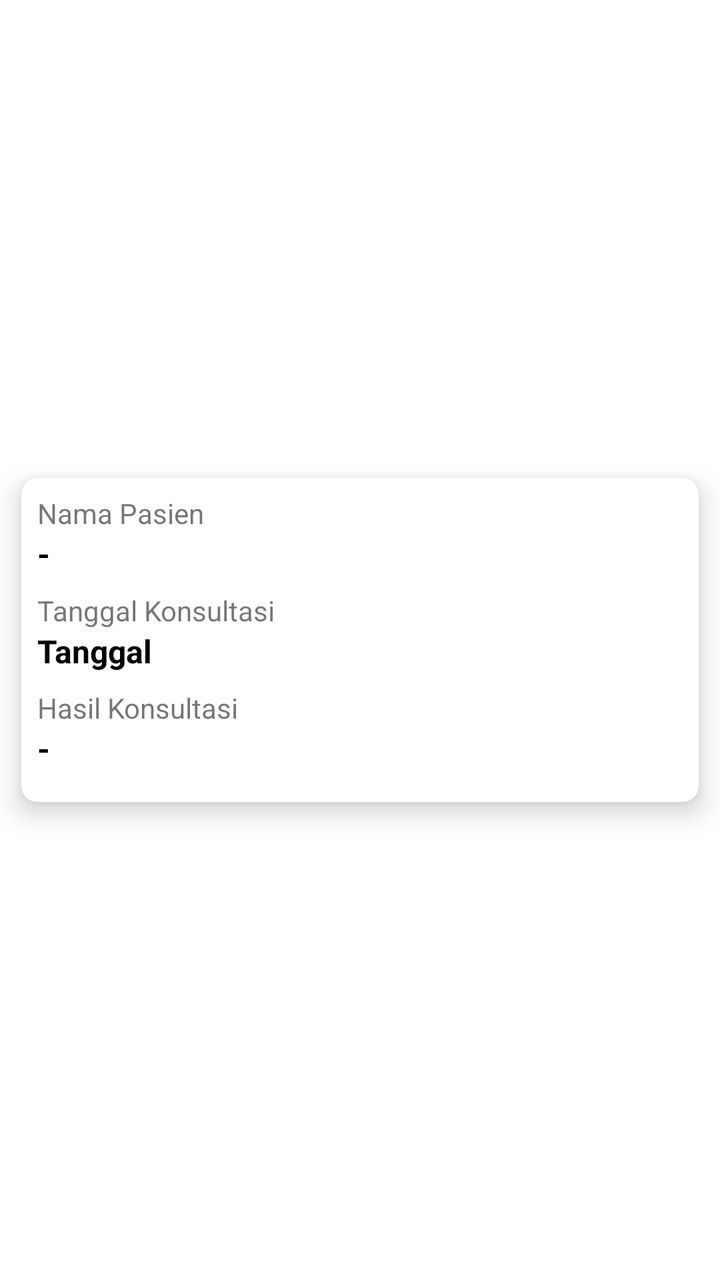
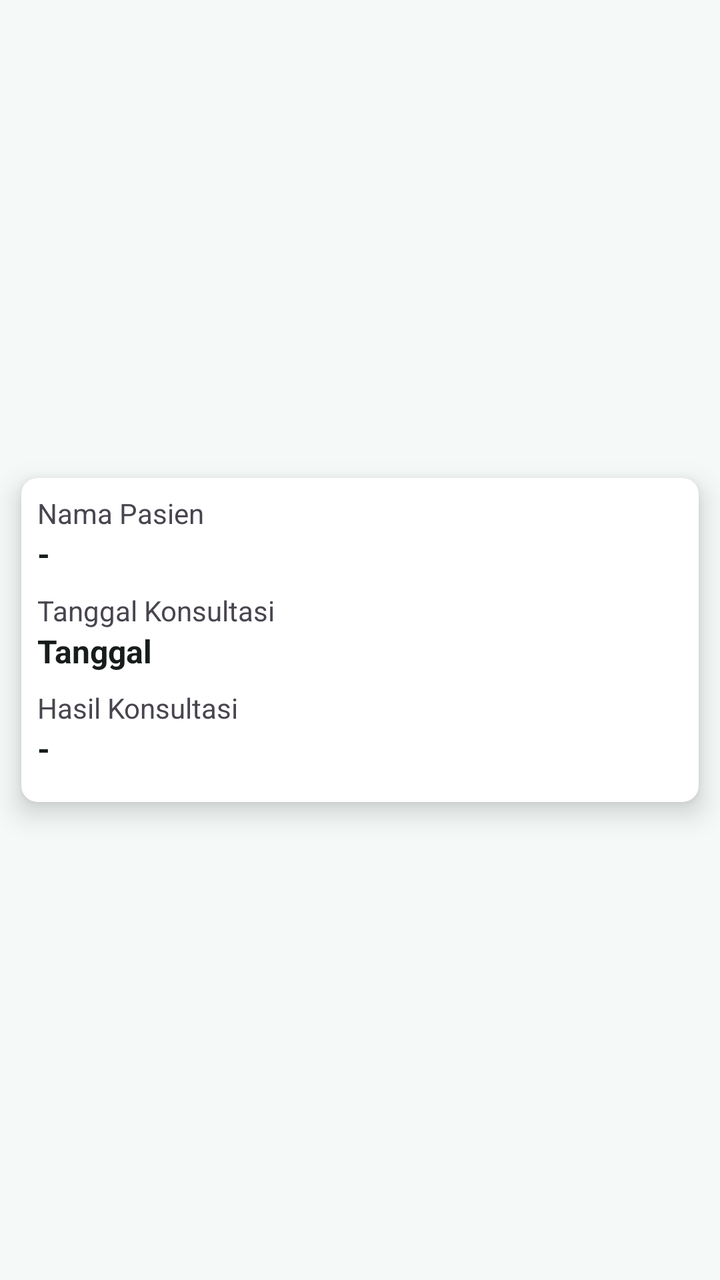

The first picture is an Android layout as it rendered before a commit; the second is the same layout after the commit. The layout source and the unified diff follow.
<!-- AndroidManifest.xml: application theme Theme.Ladokgi -->
<!-- res/layout/konsultasi_dokter_list_item.xml -->
<?xml version="1.0" encoding="utf-8"?>

<androidx.constraintlayout.widget.ConstraintLayout xmlns:android="http://schemas.android.com/apk/res/android"
    android:layout_width="match_parent"
    android:layout_height="wrap_content"
    xmlns:app="http://schemas.android.com/apk/res-auto">

    <androidx.cardview.widget.CardView
        android:id="@+id/cv_row"
        android:layout_width="match_parent"
        android:layout_height="wrap_content"
        app:cardCornerRadius="8dp"
        app:cardUseCompatPadding="true"
        android:clickable="true"
        android:foreground="?android:attr/selectableItemBackground"
        app:layout_constraintTop_toTopOf="parent"
        app:layout_constraintBottom_toBottomOf="parent"
        app:layout_constraintStart_toStartOf="parent"
        app:layout_constraintEnd_toEndOf="parent"
        app:cardElevation="8dp">

        <LinearLayout
            android:orientation="vertical"
            android:layout_width="match_parent"
            android:layout_height="wrap_content"
            android:padding="8dp">

            <TextView
                android:layout_width="match_parent"
                android:layout_height="wrap_content"
                android:text="Nama Pasien"/>

            <TextView
                android:id="@+id/tv_nama"
                android:layout_width="match_parent"
                android:layout_height="wrap_content"
                android:textSize="16sp"
                android:textStyle="bold"
                android:textColor="@color/black"
                android:layout_marginBottom="8dp"
                android:text="-"/>

            <TextView
                android:layout_width="match_parent"
                android:layout_height="wrap_content"
                android:text="Tanggal Konsultasi"/>

            <TextView
                android:id="@+id/tv_tanggal"
                android:layout_width="match_parent"
                android:layout_height="wrap_content"
                android:textSize="16sp"
                android:textStyle="bold"
                android:textColor="@color/black"
                android:layout_marginBottom="8dp"
                android:text="Tanggal"/>

            <TextView
                android:layout_width="match_parent"
                android:layout_height="wrap_content"
                android:text="Hasil Konsultasi"/>

            <TextView
                android:id="@+id/tv_hasil"
                android:layout_width="match_parent"
                android:layout_height="wrap_content"
                android:textSize="16sp"
                android:textStyle="bold"
                android:textColor="@color/black"
                android:layout_marginBottom="8dp"
                android:text="-"/>

        </LinearLayout>
    </androidx.cardview.widget.CardView>

</androidx.constraintlayout.widget.ConstraintLayout>
<!-- resources referenced by this layout -->
<resources>
  <color name="black">#FF000000</color>
  <style name="Theme.Ladokgi" parent="Theme.MaterialComponents.DayNight.NoActionBar">
          
          <item name="colorPrimary">@color/purple_700</item>
          <item name="colorPrimaryVariant">@color/purple_500</item>
          <item name="colorOnPrimary">@color/white</item>
          
          <item name="colorSecondary">@color/purple_500</item>
          <item name="colorSecondaryVariant">@color/purple_700</item>
          <item name="colorOnSecondary">@color/black</item>
          
          <item name="android:statusBarColor" tools:targetApi="l">?attr/colorPrimaryVariant</item>
          
  
          <item name="actionOverflowButtonStyle">@style/MyOverflowButtonStyle</item>
      </style>
  <color name="purple_700">#0a11ee</color>
  <color name="purple_500">#009ed6</color>
  <color name="white">#FFFFFFFF</color>
  <style name="MyOverflowButtonStyle" parent="Widget.AppCompat.ActionButton.Overflow">
          <item name="android:tint">#FFFFFF</item>
      </style>
</resources>

<!-- the commit's change to res/layout/konsultasi_dokter_list_item.xml (unified diff, before → after) -->
@@ -1,5 +1,4 @@
 <?xml version="1.0" encoding="utf-8"?>
-
 <androidx.constraintlayout.widget.ConstraintLayout xmlns:android="http://schemas.android.com/apk/res/android"
     android:layout_width="match_parent"
     android:layout_height="wrap_content"
@@ -36,7 +35,7 @@
                 android:layout_height="wrap_content"
                 android:textSize="16sp"
                 android:textStyle="bold"
-                android:textColor="@color/black"
+                android:textColor="?attr/colorOnSurface"
                 android:layout_marginBottom="8dp"
                 android:text="-"/>
 
@@ -51,7 +50,7 @@
                 android:layout_height="wrap_content"
                 android:textSize="16sp"
                 android:textStyle="bold"
-                android:textColor="@color/black"
+                android:textColor="?attr/colorOnSurface"
                 android:layout_marginBottom="8dp"
                 android:text="Tanggal"/>
 
@@ -66,7 +65,7 @@
                 android:layout_height="wrap_content"
                 android:textSize="16sp"
                 android:textStyle="bold"
-                android:textColor="@color/black"
+                android:textColor="?attr/colorOnSurface"
                 android:layout_marginBottom="8dp"
                 android:text="-"/>
 
<!-- resource entries referenced after the edit -->
@@ -1,26 +1,96 @@
 <!-- resources referenced by this layout -->
 <resources>
-  <color name="black">#FF000000</color>
-  <style name="Theme.Ladokgi" parent="Theme.MaterialComponents.DayNight.NoActionBar">
+  <style name="Theme.Ladokgi" parent="Theme.Material3.DayNight.NoActionBar">
+          <item name="colorPrimary">@color/m3_primary</item>
+          <item name="colorOnPrimary">@color/m3_on_primary</item>
+          <item name="colorPrimaryContainer">@color/m3_primary_container</item>
+          <item name="colorOnPrimaryContainer">@color/m3_on_primary_container</item>
+  
+          <item name="colorSecondary">@color/m3_secondary</item>
+          <item name="colorOnSecondary">@color/m3_on_secondary</item>
+          <item name="colorSecondaryContainer">@color/m3_secondary_container</item>
+          <item name="colorOnSecondaryContainer">@color/m3_on_secondary_container</item>
+  
+          <item name="colorTertiary">@color/m3_tertiary</item>
+          <item name="colorOnTertiary">@color/m3_on_tertiary</item>
+  
+          <item name="colorError">@color/m3_error</item>
+          <item name="colorOnError">@color/m3_on_error</item>
+  
+          <item name="android:colorBackground">@color/m3_background</item>
+          <item name="colorOnBackground">@color/m3_on_background</item>
+          <item name="colorSurface">@color/m3_surface</item>
+          <item name="colorOnSurface">@color/m3_on_surface</item>
+          <item name="colorSurfaceVariant">@color/m3_surface_variant</item>
+          <item name="colorOnSurfaceVariant">@color/m3_on_surface_variant</item>
+          <item name="colorOutline">@color/m3_outline</item>
+          <item name="colorSurfaceContainer">@color/m3_surface_container</item>
+          <item name="colorSurfaceContainerHigh">@color/m3_surface_container_high</item>
+  
           
-          <item name="colorPrimary">@color/purple_700</item>
-          <item name="colorPrimaryVariant">@color/purple_500</item>
-          <item name="colorOnPrimary">@color/white</item>
-          
-          <item name="colorSecondary">@color/purple_500</item>
-          <item name="colorSecondaryVariant">@color/purple_700</item>
-          <item name="colorOnSecondary">@color/black</item>
-          
-          <item name="android:statusBarColor" tools:targetApi="l">?attr/colorPrimaryVariant</item>
-          
+          <item name="textInputStyle">@style/Widget.Ladokgi.TextInputLayout</item>
+          <item name="materialButtonStyle">@style/Widget.Ladokgi.Button</item>
+          <item name="materialButtonOutlinedStyle">@style/Widget.Ladokgi.Button.Outlined</item>
+          <item name="borderlessButtonStyle">@style/Widget.Ladokgi.Button.Text</item>
   
+          <item name="materialAlertDialogTheme">@style/ThemeOverlay.Ladokgi.AlertDialog</item>
           <item name="actionOverflowButtonStyle">@style/MyOverflowButtonStyle</item>
       </style>
-  <color name="purple_700">#0a11ee</color>
-  <color name="purple_500">#009ed6</color>
-  <color name="white">#FFFFFFFF</color>
+  <color name="m3_primary">#199A8E</color>
+  <color name="m3_on_primary">#FFFFFF</color>
+  <color name="m3_primary_container">#9DF2E4</color>
+  <color name="m3_on_primary_container">#00201C</color>
+  <color name="m3_secondary">#4B635F</color>
+  <color name="m3_on_secondary">#FFFFFF</color>
+  <color name="m3_secondary_container">#CDE8E3</color>
+  <color name="m3_on_secondary_container">#07201C</color>
+  <color name="m3_tertiary">#46617A</color>
+  <color name="m3_on_tertiary">#FFFFFF</color>
+  <color name="m3_error">#BA1A1A</color>
+  <color name="m3_on_error">#FFFFFF</color>
+  <color name="m3_background">#F5FAF8</color>
+  <color name="m3_on_background">#171D1B</color>
+  <color name="m3_surface">#F5FAF8</color>
+  <color name="m3_on_surface">#171D1B</color>
+  <color name="m3_surface_variant">#DAE5E2</color>
+  <color name="m3_on_surface_variant">#404846</color>
+  <color name="m3_outline">#707976</color>
+  <color name="m3_surface_container">#EFF5F3</color>
+  <color name="m3_surface_container_high">#E9EFED</color>
+  <style name="Widget.Ladokgi.TextInputLayout" parent="Widget.Material3.TextInputLayout.OutlinedBox">
+          <item name="boxStrokeColor">?attr/colorPrimary</item>
+          <item name="hintTextColor">?attr/colorPrimary</item>
+      </style>
+  <style name="Widget.Ladokgi.Button" parent="Widget.Material3.Button">
+          <item name="shapeAppearanceOverlay">@style/ShapeAppearance.Ladokgi.Pill</item>
+          <item name="android:textSize">15sp</item>
+          <item name="android:paddingTop">14dp</item>
+          <item name="android:paddingBottom">14dp</item>
+          <item name="iconPadding">8dp</item>
+      </style>
+  <style name="Widget.Ladokgi.Button.Outlined" parent="Widget.Material3.Button.OutlinedButton">
+          <item name="shapeAppearanceOverlay">@style/ShapeAppearance.Ladokgi.Pill</item>
+          <item name="android:textSize">15sp</item>
+          <item name="android:paddingTop">14dp</item>
+          <item name="android:paddingBottom">14dp</item>
+          <item name="strokeColor">?attr/colorPrimary</item>
+          <item name="android:textColor">?attr/colorPrimary</item>
+      </style>
+  <style name="Widget.Ladokgi.Button.Text" parent="Widget.Material3.Button.TextButton">
+          <item name="shapeAppearanceOverlay">@style/ShapeAppearance.Ladokgi.Pill</item>
+          <item name="android:textColor">?attr/colorPrimary</item>
+      </style>
+  <style name="ThemeOverlay.Ladokgi.AlertDialog" parent="ThemeOverlay.Material3.MaterialAlertDialog">
+          <item name="buttonBarPositiveButtonStyle">@style/Widget.Ladokgi.Button.Text</item>
+          <item name="buttonBarNegativeButtonStyle">@style/Widget.Ladokgi.Button.Text</item>
+          <item name="buttonBarNeutralButtonStyle">@style/Widget.Ladokgi.Button.Text</item>
+      </style>
   <style name="MyOverflowButtonStyle" parent="Widget.AppCompat.ActionButton.Overflow">
-          <item name="android:tint">#FFFFFF</item>
+          <item name="android:tint">?attr/colorOnSurface</item>
+      </style>
+  <style name="ShapeAppearance.Ladokgi.Pill" parent="">
+          <item name="cornerFamily">rounded</item>
+          <item name="cornerSize">50%</item>
       </style>
 </resources>
 
